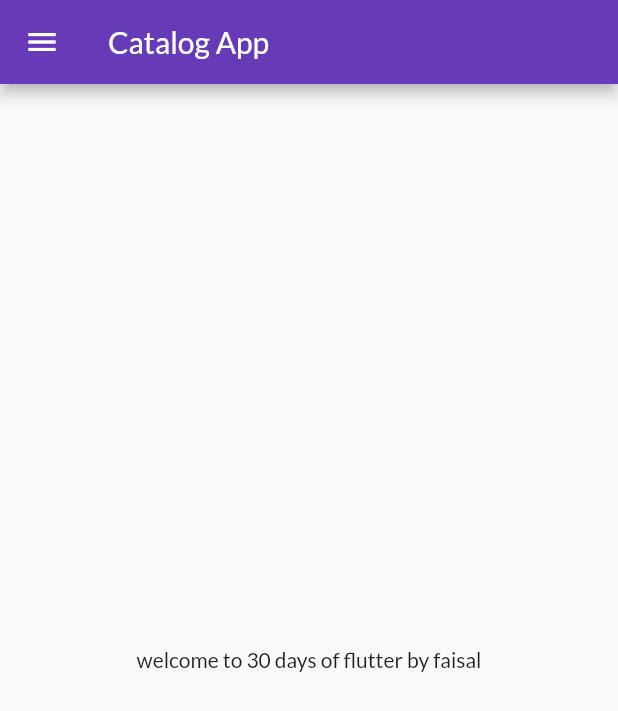
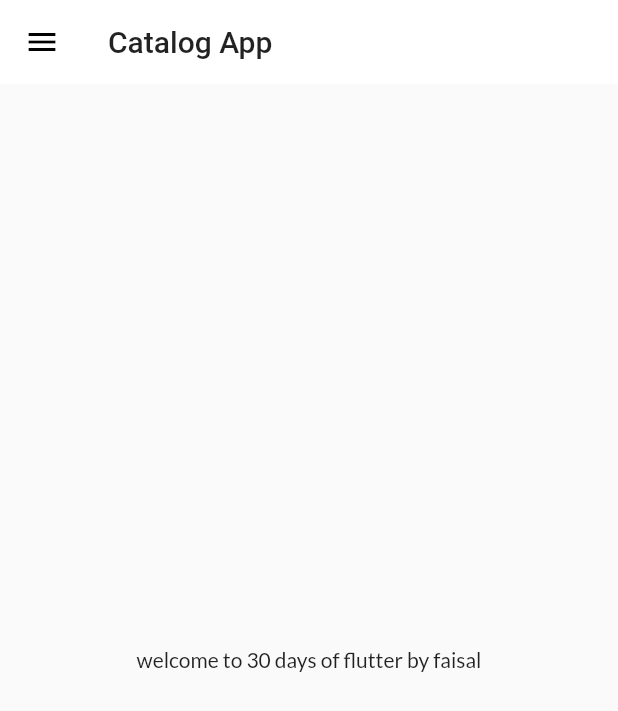
Before and after one commit to mdfaisalislam/tutorial_flutter, a Flutter app: the screen it shows after launch, on a phone screen of 412 x 824 dp. Shown: the top 711 px of the screen. Run offline on Flutter 3.47's test engine with Material 2 defaults, Android fonts, the phone set to English and light mode, and no system bars; our stand-ins replace google_fonts.

Commit message:
theme constracted

```diff
--- a/lib/main.dart
+++ b/lib/main.dart
@@ -1,8 +1,11 @@
+// ignore_for_file: prefer_const_constructors
+
 import 'package:flutter/material.dart';
 import 'package:google_fonts/google_fonts.dart';
 import 'package:tutorial_flutter/pages/home_page.dart';
 import 'package:tutorial_flutter/pages/login_page.dart';
 import 'package:tutorial_flutter/utils/routes.dart';
+import 'package:tutorial_flutter/widgets/theme.dart';
 
 void main() {
   runApp(MyApp());
@@ -13,10 +16,8 @@ class MyApp extends StatelessWidget {
   Widget build(BuildContext context) {
     return MaterialApp(
       themeMode: ThemeMode.light,
-      theme: ThemeData(
-          primarySwatch: Colors.deepPurple,
-          fontFamily: GoogleFonts.lato().fontFamily),
-      darkTheme: ThemeData(brightness: Brightness.dark),
+      theme: MyTheme.lightTheme(context),
+      darkTheme: MyTheme.darkTheme(context),
       debugShowCheckedModeBanner: false,
       initialRoute: MyRoutes.homeRoute,
       routes: {
--- /dev/null
+++ b/lib/widgets/theme.dart
@@ -0,0 +1,21 @@
+// ignore_for_file: prefer_const_constructors, deprecated_member_use
+
+import 'package:flutter/material.dart';
+import 'package:google_fonts/google_fonts.dart';
+
+class MyTheme {
+  static ThemeData lightTheme(BuildContext context) => ThemeData(
+      primarySwatch: Colors.deepPurple,
+      fontFamily: GoogleFonts.lato().fontFamily,
+      appBarTheme: AppBarTheme(
+        color: Colors.white,
+        elevation: 0.0,
+        iconTheme: IconThemeData(color: Colors.black),
+        toolbarTextStyle: Theme.of(context).textTheme.bodyText2,
+        titleTextStyle: Theme.of(context).textTheme.headline6,
+      ));
+
+  static ThemeData darkTheme(BuildContext context) => ThemeData(
+        brightness: Brightness.dark,
+      );
+}
```
